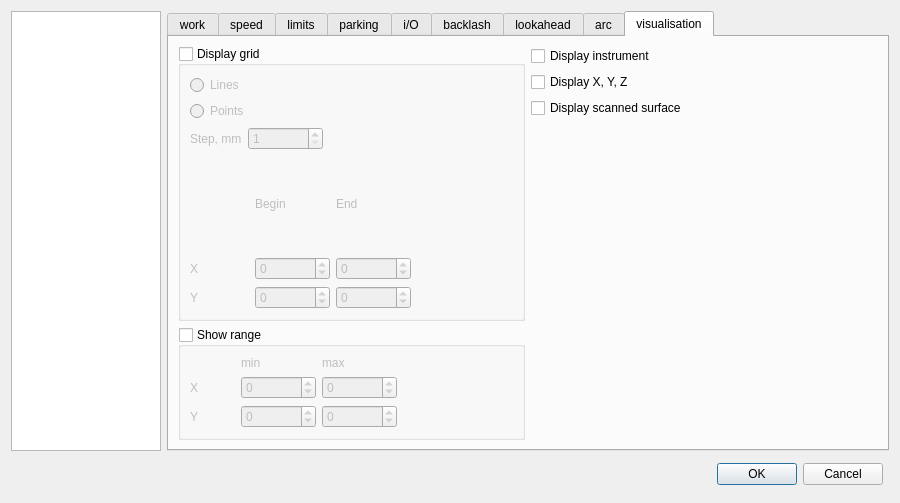
First picture: the form in sources/forms/Settings.ui, repository eduard-x/cnc-qt, before the edit.
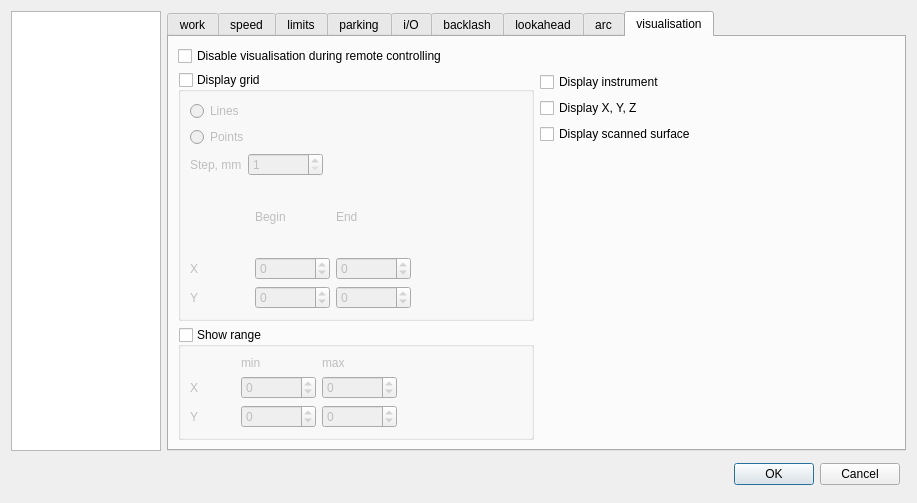
Second picture: the form after the edit.

Commit message: option for disabling of visualisation during remote controlling

The edit to the form file:
```diff
--- a/sources/forms/Settings.ui
+++ b/sources/forms/Settings.ui
@@ -6,7 +6,7 @@
    <rect>
     <x>0</x>
     <y>0</y>
-    <width>900</width>
+    <width>917</width>
     <height>503</height>
    </rect>
   </property>
@@ -2282,7 +2282,7 @@
          <string>visualisation</string>
         </attribute>
         <layout class="QGridLayout" name="gridLayout_19">
-         <item row="0" column="0">
+         <item row="1" column="0">
           <widget class="QGroupBox" name="groupBoxGrid">
            <property name="title">
             <string>Display grid</string>
@@ -2442,19 +2442,6 @@
               </property>
              </widget>
             </item>
-            <item row="5" column="3">
-             <spacer name="horizontalSpacer_6">
-              <property name="orientation">
-               <enum>Qt::Horizontal</enum>
-              </property>
-              <property name="sizeHint" stdset="0">
-               <size>
-                <width>40</width>
-                <height>20</height>
-               </size>
-              </property>
-             </spacer>
-            </item>
             <item row="1" column="0">
              <widget class="QRadioButton" name="radioButtonPoints">
               <property name="text">
@@ -2462,10 +2449,23 @@
               </property>
              </widget>
             </item>
+            <item row="3" column="3">
+             <spacer name="horizontalSpacer_6">
+              <property name="orientation">
+               <enum>Qt::Horizontal</enum>
+              </property>
+              <property name="sizeHint" stdset="0">
+               <size>
+                <width>40</width>
+                <height>20</height>
+               </size>
+              </property>
+             </spacer>
+            </item>
            </layout>
           </widget>
          </item>
-         <item row="0" column="1">
+         <item row="1" column="1">
           <layout class="QVBoxLayout" name="verticalLayout">
            <item>
             <widget class="QCheckBox" name="checkBoxInstr">
@@ -2503,7 +2503,7 @@
            </item>
           </layout>
          </item>
-         <item row="1" column="0">
+         <item row="2" column="0">
           <widget class="QGroupBox" name="groupBoxShowRang">
            <property name="title">
             <string>Show range</string>
@@ -2635,7 +2635,7 @@
            </layout>
           </widget>
          </item>
-         <item row="1" column="1">
+         <item row="2" column="1">
           <spacer name="horizontalSpacer_13">
            <property name="orientation">
             <enum>Qt::Horizontal</enum>
@@ -2648,6 +2648,13 @@
            </property>
           </spacer>
          </item>
+         <item row="0" column="0" colspan="2">
+          <widget class="QCheckBox" name="checkDisableIfSSH">
+           <property name="text">
+            <string>Disable visualisation during remote controlling</string>
+           </property>
+          </widget>
+         </item>
         </layout>
        </widget>
       </widget>
```
The commit also changes 5 other files.
